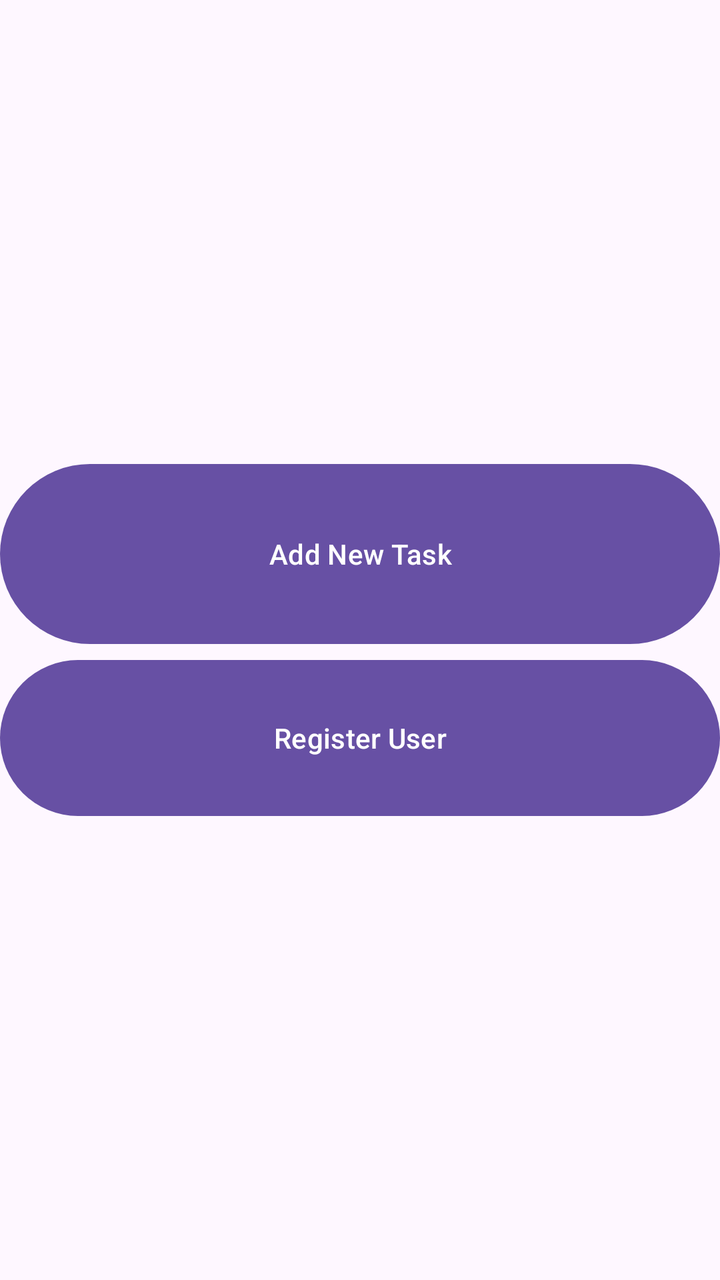
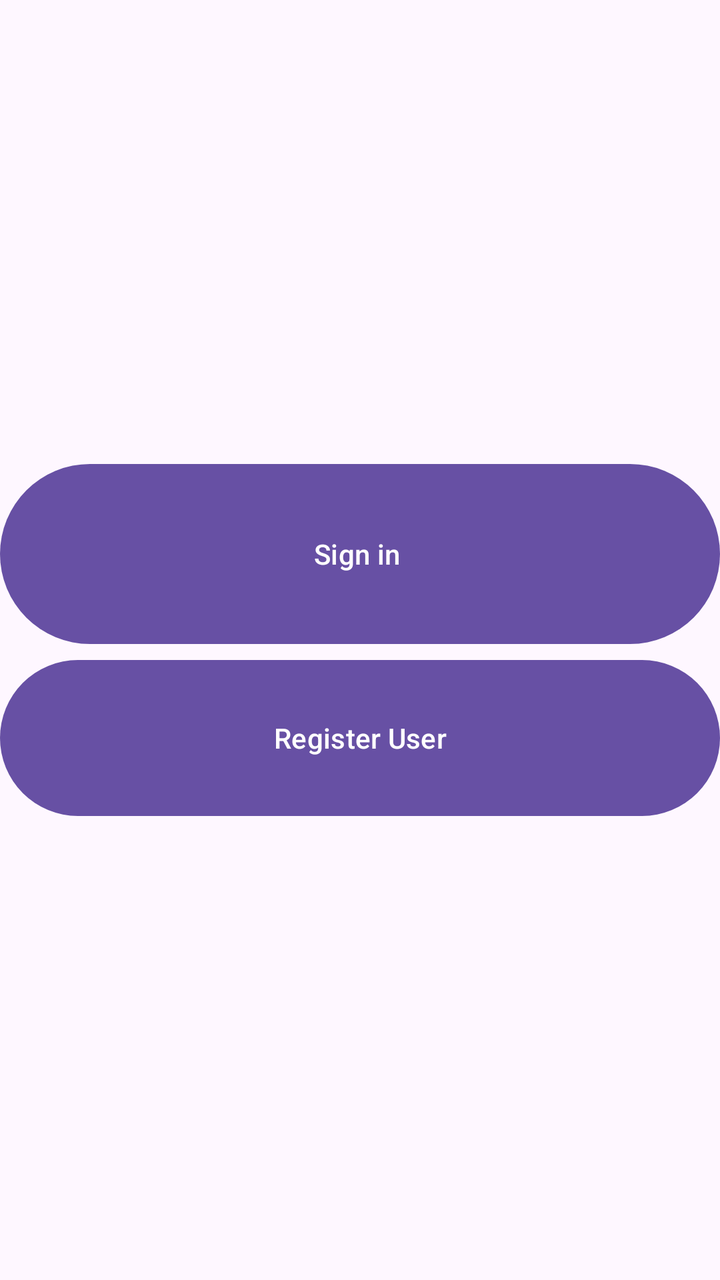

An Android layout rendered at two revisions. The XML below is the earlier revision; the diff shows what the commit changed to produce the second picture.
<!-- AndroidManifest.xml: application theme Theme.NourBanatApplication -->
<!-- res/layout/activity_main.xml -->
<?xml version="1.0" encoding="utf-8"?>
<LinearLayout xmlns:android="http://schemas.android.com/apk/res/android"
    xmlns:app="http://schemas.android.com/apk/res-auto"
    xmlns:tools="http://schemas.android.com/tools"
    android:id="@+id/main"
    android:layout_width="match_parent"
    android:layout_height="match_parent"
    android:gravity="center"
    android:orientation="vertical"
    tools:context=".ViewPkg.MainActivity">

    <Button
        android:id="@+id/btnAddNewTask"
        android:layout_width="match_parent"
        android:layout_height="98dp"
        android:orientation="vertical"
        android:text="Add New Task"
        tools:layout_editor_absoluteX="51dp"

        tools:layout_editor_absoluteY="214dp" />

    <Button
        android:id="@+id/bntRegister"
        android:layout_width="match_parent"
        android:layout_height="86dp"
        android:orientation="vertical"
        android:text="Register User"
        tools:layout_editor_absoluteX="57dp"
        tools:layout_editor_absoluteY="322dp" />

</LinearLayout>
<!-- resources referenced by this layout -->
<resources>
  <style name="Theme.NourBanatApplication" parent="Base.Theme.NourBanatApplication" />
  <style name="Base.Theme.NourBanatApplication" parent="Theme.Material3.DayNight.NoActionBar">
          
          
      </style>
</resources>

<!-- the commit's change to res/layout/activity_main.xml (unified diff, before → after) -->
@@ -10,11 +10,11 @@
     tools:context=".ViewPkg.MainActivity">
 
     <Button
-        android:id="@+id/btnAddNewTask"
+        android:id="@+id/btnSignIn"
         android:layout_width="match_parent"
         android:layout_height="98dp"
         android:orientation="vertical"
-        android:text="Add New Task"
+        android:text="Sign in "
         tools:layout_editor_absoluteX="51dp"
 
         tools:layout_editor_absoluteY="214dp" />
